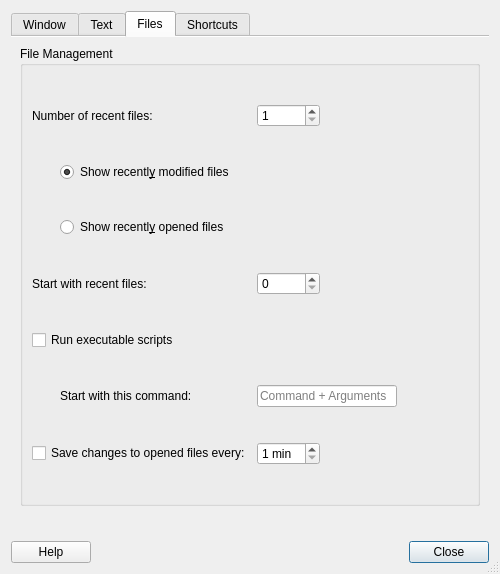
The window that featherpad/predDialog.ui (vecnathewhisperd0/FeatherPad) describes before a commit, drawn with Qt 5.
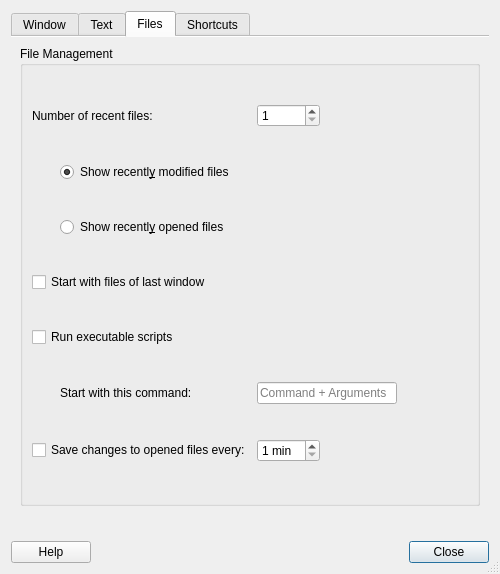
The same window after the commit. The open tabs and pages were chosen to show the change. Icons and pictures are not drawn.

Commit message:
Option to open last window files
Which replaces the previous, useless option.

The edit to the form file:
```diff
--- a/featherpad/predDialog.ui
+++ b/featherpad/predDialog.ui
@@ -720,27 +720,15 @@
             </property>
            </widget>
           </item>
-          <item row="3" column="0" colspan="2">
-           <widget class="QLabel" name="openRecentLabel">
+          <item row="3" column="0" colspan="3">
+           <widget class="QCheckBox" name="lastFilesBox">
             <property name="toolTip">
              <string>The maximum number of recently modified or
 opened files FeatherPad should open with an
 empty startup of a session.</string>
             </property>
             <property name="text">
-             <string>Start with recent files: </string>
-            </property>
-           </widget>
-          </item>
-          <item row="3" column="2">
-           <widget class="QSpinBox" name="openRecentSpin">
-            <property name="toolTip">
-             <string>The maximum number of recently modified or
-opened files FeatherPad should open with an
-empty startup of a session.</string>
-            </property>
-            <property name="maximum">
-             <number>10</number>
+             <string>Start with files of last window</string>
             </property>
            </widget>
           </item>
```
Left out of the diff: 4 changed lines with no effect on the pictures. The commit also changes 18 other files.
